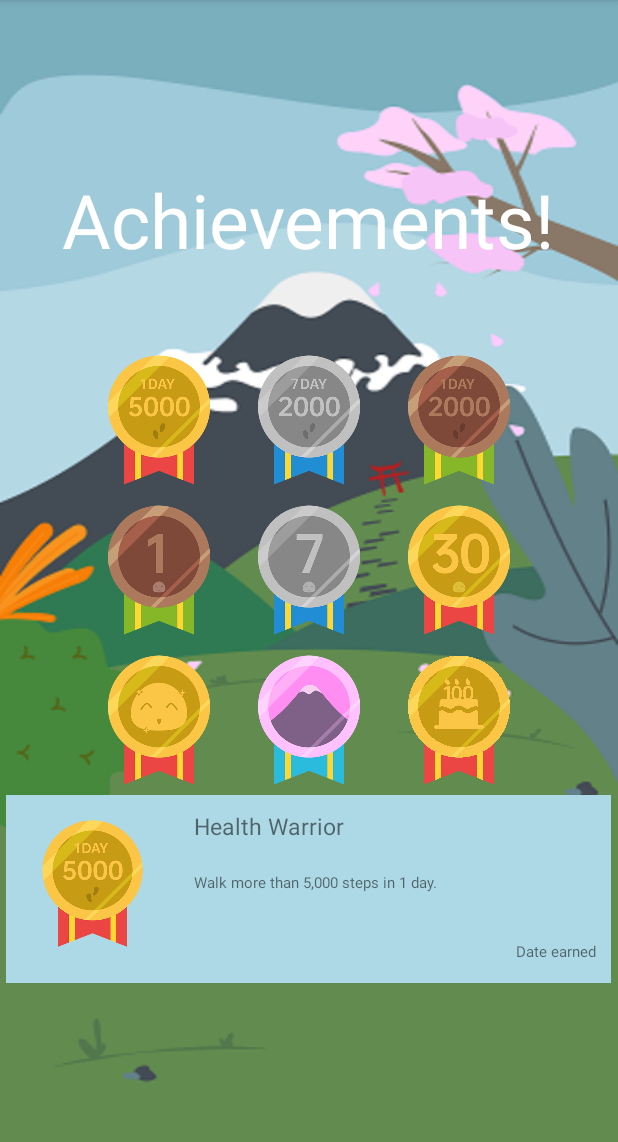
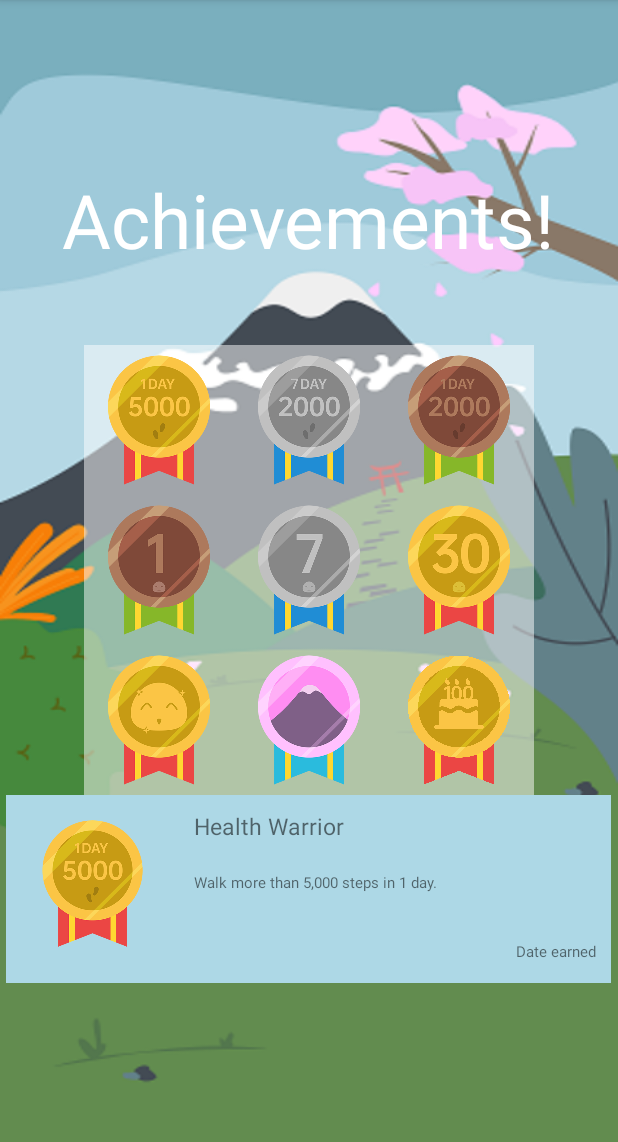
Before and after one commit to Seekerzero/FeedMe, an Android app: the AwardsActivity screen opened directly, with no data from a screen before it, after a tap on an icon or button, on a phone screen of 412 x 824 dp, the part 84-1226 px from its top. Run offline under Robolectric (Android 15) with nearby library versions, the light colour scheme and no system bars; 2 statements that could not run were skipped.

Commit message:
Adding transparent background to the medals

```diff
--- a/app/src/main/res/layout/activity_awards_linear.xml
+++ b/app/src/main/res/layout/activity_awards_linear.xml
@@ -27,18 +27,21 @@
             android:id="@+id/walk_5000_1"
             android:layout_width="100dp"
             android:layout_height="100dp"
+            android:background="#80FFFFFF"
             android:src="@drawable/walk_5000_1_day" />
 
         <ImageView
             android:id="@+id/walk_2000_7"
             android:layout_width="100dp"
             android:layout_height="100dp"
+            android:background="#80FFFFFF"
             android:src="@drawable/walk_2000_7days" />
 
         <ImageView
             android:id="@+id/walk_2000_1"
             android:layout_width="100dp"
             android:layout_height="100dp"
+            android:background="#80FFFFFF"
             android:src="@drawable/walk_2000_1day" />
     </LinearLayout>
 
@@ -51,18 +54,21 @@
             android:id="@+id/health_1"
             android:layout_width="100dp"
             android:layout_height="100dp"
+            android:background="#80FFFFFF"
             android:src="@drawable/health_1" />
 
         <ImageView
             android:id="@+id/health_7"
             android:layout_width="100dp"
             android:layout_height="100dp"
+            android:background="#80FFFFFF"
             android:src="@drawable/health_7" />
 
         <ImageView
             android:id="@+id/health_30"
             android:layout_width="100dp"
             android:layout_height="100dp"
+            android:background="#80FFFFFF"
             android:src="@drawable/health_30" />
     </LinearLayout>
 
@@ -75,6 +81,7 @@
             android:id="@+id/happy_medal"
             android:layout_width="100dp"
             android:layout_height="100dp"
+            android:background="#80FFFFFF"
             android:src="@drawable/happy_mochi_medal"
 
             app:layout_constraintStart_toEndOf="@+id/japan_medal"
@@ -85,12 +92,14 @@
             android:id="@+id/japan_medal"
             android:layout_width="100dp"
             android:layout_height="100dp"
+            android:background="#80FFFFFF"
             android:src="@drawable/japan_medal" />
 
         <ImageView
             android:id="@+id/age_100_days"
             android:layout_width="100dp"
             android:layout_height="100dp"
+            android:background="#80FFFFFF"
             android:src="@drawable/age_100_days" />
 
 
```
